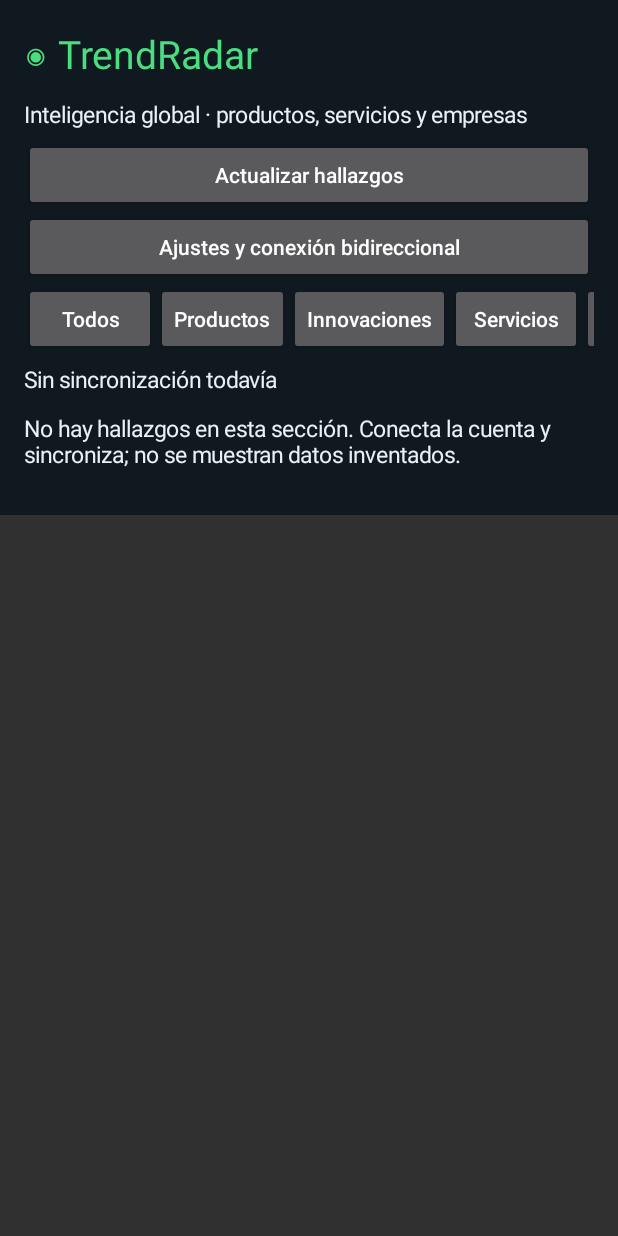
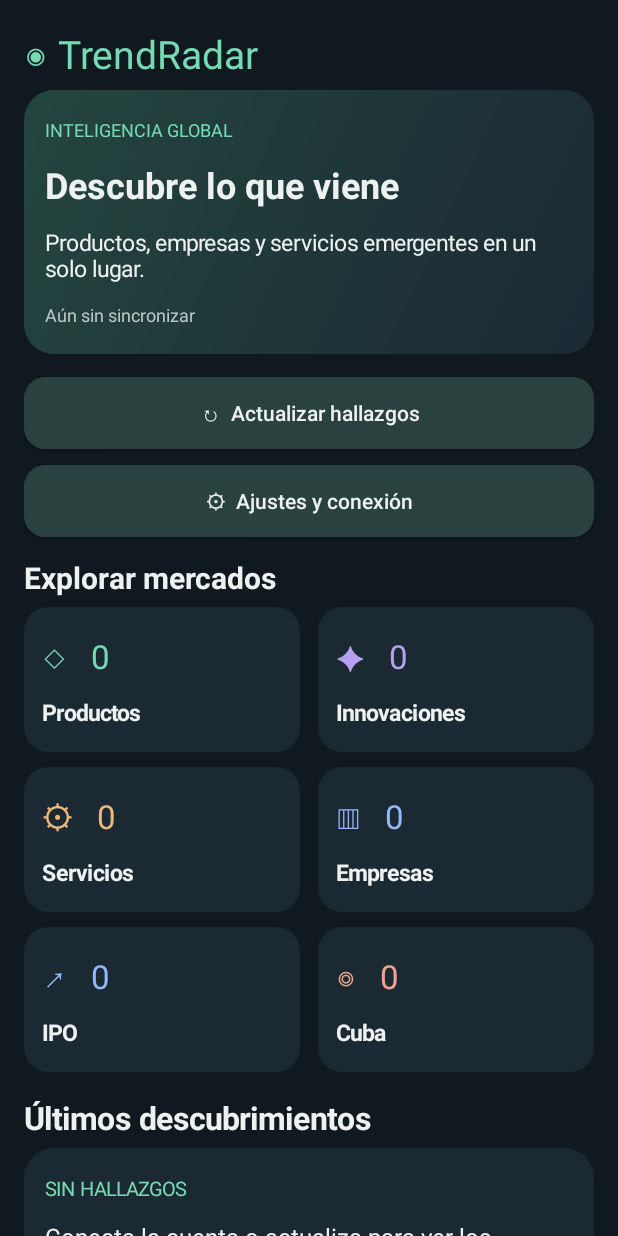
Before and after one commit to angeljo0801/Vigilante, an Android app: the screen it shows after launch (MainActivity), on a phone screen of 412 x 824 dp. Run offline under Robolectric (Android 15) with nearby library versions, the phone set to English and light mode, and no system bars; pictures from the network do not load; 1 statement that could not run was skipped.

Commit message:
Redesign dashboard with illustrated cards, photo previews and finding deep links

```diff
--- a/trendradar/app/src/main/java/com/trendradar/app/MainActivity.java
+++ b/trendradar/app/src/main/java/com/trendradar/app/MainActivity.java
@@ -3,6 +3,8 @@ import android.app.*;
 import android.os.*;
 import android.content.*;
 import android.graphics.Color;
+import android.graphics.Typeface;
+import android.graphics.drawable.GradientDrawable;
 import android.net.Uri;
 import android.view.*;
 import android.widget.*;
@@ -11,22 +13,32 @@ import org.json.*;
 import java.util.*;
 public class MainActivity extends Activity {
  LinearLayout root; String category="Todos"; boolean busy=false;
- final int bg=Color.rgb(16,24,32),green=Color.rgb(74,222,128),light=Color.rgb(234,240,245);
+ final int bg=0xff101820,green=0xff75dab3,light=0xffedf1f0;
  String[] categories={"Todos","Productos","Innovaciones","Servicios","Empresas","IPO","Cuba"};
- public void onCreate(Bundle b){super.onCreate(b);getWindow().setStatusBarColor(bg);getWindow().setNavigationBarColor(bg);if(Build.VERSION.SDK_INT>=33&&checkSelfPermission("android.permission.POST_NOTIFICATIONS")!=android.content.pm.PackageManager.PERMISSION_GRANTED)requestPermissions(new String[]{"android.permission.POST_NOTIFICATIONS"},1);RadarWorker.schedule(this);home();}
+ public void onCreate(Bundle b){super.onCreate(b);getWindow().setStatusBarColor(bg);getWindow().setNavigationBarColor(bg);if(Build.VERSION.SDK_INT>=33&&checkSelfPermission("android.permission.POST_NOTIFICATIONS")!=android.content.pm.PackageManager.PERMISSION_GRANTED)requestPermissions(new String[]{"android.permission.POST_NOTIFICATIONS"},1);RadarWorker.schedule(this);openIntent(getIntent());}
+ @Override protected void onNewIntent(Intent i){super.onNewIntent(i);setIntent(i);openIntent(i);}
+ void openIntent(Intent i){String id=i==null?null:i.getStringExtra("finding_id");if(id!=null)try{JSONArray a=Store.feed(this).getJSONArray("items");for(int x=0;x<a.length();x++){JSONObject o=a.getJSONObject(x);if(id.equals(o.optString("id"))){detail(o);return;}}}catch(Exception ignored){}home();}
  int dp(int n){return (int)(n*getResources().getDisplayMetrics().density+.5);}
  TextView text(String s,int size){TextView v=new TextView(this);v.setText(s);v.setTextSize(size);v.setTextColor(light);v.setPadding(0,dp(6),0,dp(6));return v;}
  void start(String title){ScrollView scroll=new ScrollView(this);root=new LinearLayout(this);root.setOrientation(1);root.setPadding(dp(16),dp(12),dp(16),dp(24));root.setBackgroundColor(bg);scroll.addView(root);setContentView(scroll);TextView t=text(title,26);t.setTextColor(green);root.addView(t);}
+ GradientDrawable round(int color,int radius){GradientDrawable d=new GradientDrawable();d.setColor(color);d.setCornerRadius(dp(radius));return d;}
+ LinearLayout panel(){LinearLayout p=new LinearLayout(this);p.setOrientation(1);p.setPadding(dp(14),dp(12),dp(14),dp(12));p.setBackground(round(0xff1b2933,20));LinearLayout.LayoutParams lp=new LinearLayout.LayoutParams(-1,-2);lp.setMargins(0,0,0,dp(12));root.addView(p,lp);return p;}
+ TextView sub(String s,int size,int color){TextView t=text(s,size);t.setTextColor(color);return t;}
+ TextView strong(String s,int size){TextView t=text(s,size);t.setTypeface(Typeface.DEFAULT,Typeface.BOLD);return t;}
  void label(String s){root.addView(text(s,15));}
- void button(String s,Runnable fn){Button b=new Button(this);b.setText(s);b.setAllCaps(false);b.setOnClickListener(v->fn.run());root.addView(b);}
+ void section(String title,String content){LinearLayout p=panel();p.addView(sub(title,13,green));p.addView(text(content,16));}
+ ImageView cover(JSONObject item,int height){ImageView im=new ImageView(this);im.setScaleType(ImageView.ScaleType.CENTER_CROP);im.setBackground(round(0xff23323c,14));im.setClipToOutline(true);im.setLayoutParams(new LinearLayout.LayoutParams(-1,dp(height)));im.setContentDescription("Imagen de "+item.optString("name"));RadarImages.show(this,im,item);return im;}
+ void finding(JSONObject o){LinearLayout p=panel();p.addView(cover(o,176));String cat=o.optString("category");p.addView(sub(RadarImages.symbol(cat)+"  "+cat+"  ·  "+o.optString("country")+"  ·  "+o.optString("date"),12,RadarImages.accent(cat)));p.addView(strong(o.optString("name","Hallazgo"),19));TextView desc=text(o.optString("summary"),14);desc.setMaxLines(3);desc.setEllipsize(android.text.TextUtils.TruncateAt.END);p.addView(desc);p.addView(sub("Explorar oportunidad  →",14,green));p.setOnClickListener(v->detail(o));p.setFocusable(true);}
+ void filters(JSONArray a){String[] names={"Productos","Innovaciones","Servicios","Empresas","IPO","Cuba"};for(int j=0;j<names.length;j+=2){LinearLayout row=new LinearLayout(this);row.setOrientation(0);root.addView(row);for(int k=j;k<j+2;k++){String name=names[k];int count=0;for(int i=0;i<a.length();i++){JSONObject o=a.optJSONObject(i);if(o!=null&&name.equalsIgnoreCase(o.optString("category")))count++;}LinearLayout tile=new LinearLayout(this);tile.setOrientation(1);tile.setPadding(dp(12),dp(11),dp(12),dp(10));tile.setBackground(round(category.equals(name)?0xff304b49:0xff1b2933,16));LinearLayout.LayoutParams lp=new LinearLayout.LayoutParams(0,-2,1);lp.setMargins(k==j?0:dp(6),0,k==j?dp(6):0,dp(10));row.addView(tile,lp);tile.addView(sub(RadarImages.symbol(name)+"   "+count,22,RadarImages.accent(name)));tile.addView(strong(name,15));tile.setOnClickListener(v->{category=name;home();});}}}
+
+ void button(String s,Runnable fn){Button b=new Button(this);b.setText(s);b.setAllCaps(false);b.setTextColor(light);b.setBackground(round(0xff29413f,14));LinearLayout.LayoutParams lp=new LinearLayout.LayoutParams(-1,dp(48));lp.setMargins(0,dp(3),0,dp(7));root.addView(b,lp);b.setOnClickListener(v->fn.run());}
  EditText input(String title,String val,boolean number){label(title);EditText e=new EditText(this);e.setTextColor(light);e.setText(val);if(number)e.setInputType(InputType.TYPE_CLASS_NUMBER|InputType.TYPE_NUMBER_FLAG_DECIMAL);root.addView(e);return e;}
  void message(String s){Toast.makeText(this,s,Toast.LENGTH_LONG).show();}
- void home(){start("◉ TrendRadar");label("Inteligencia global · productos, servicios y empresas");button("Actualizar hallazgos",()->refresh());button("Ajustes y conexión bidireccional",()->settings());
- HorizontalScrollView h=new HorizontalScrollView(this);LinearLayout bar=new LinearLayout(this);for(String k:categories){Button b=new Button(this);b.setText(k);b.setAllCaps(false);b.setOnClickListener(v->{category=k;home();});bar.addView(b);}h.addView(bar);root.addView(h);
- long last=Store.prefs(this).getLong("last",0);label(last==0?"Sin sincronización todavía":"Última sincronización: "+new java.text.DateFormatSymbols().getMonths()[Calendar.getInstance().get(Calendar.MONTH)]+" · "+new java.util.Date(last));String err=Store.prefs(this).getString("error","");if(!err.isEmpty())label("Estado: "+err);
- try{JSONObject f=Store.feed(this);JSONArray a=f.getJSONArray("items");int n=0;for(int i=0;i<a.length();i++){JSONObject item=a.getJSONObject(i);if(!category.equals("Todos")&&!category.equalsIgnoreCase(item.optString("category")))continue;n++;String title=item.optString("name","Hallazgo");button(title+"\n"+item.optString("category")+" · "+item.optString("country")+" · "+item.optString("date"),()->detail(item));}if(n==0)label("No hay hallazgos en esta sección. Conecta la cuenta y sincroniza; no se muestran datos inventados.");}catch(Exception e){label("No se pudo leer el feed.");}}
+ void home(){start("◉ TrendRadar");LinearLayout hero=panel();hero.setBackground(new GradientDrawable(GradientDrawable.Orientation.TL_BR,new int[]{0xff24453f,0xff1b2933}){{setCornerRadius(dp(20));}});hero.addView(sub("INTELIGENCIA GLOBAL",12,green));hero.addView(strong("Descubre lo que viene",24));hero.addView(text("Productos, empresas y servicios emergentes en un solo lugar.",15));long last=Store.prefs(this).getLong("last",0);hero.addView(sub(last==0?"Aún sin sincronizar":"Actualizado · "+new java.text.SimpleDateFormat("dd MMM · HH:mm",Locale.getDefault()).format(new java.util.Date(last)),12,0xffb7c9c4));button("↻  Actualizar hallazgos",()->refresh());button("⚙  Ajustes y conexión",()->settings());
+ String err=Store.prefs(this).getString("error","");if(!err.isEmpty())label("Estado: "+err);
+ try{JSONArray a=Store.feed(this).getJSONArray("items");root.addView(strong("Explorar mercados",20));filters(a);if(!category.equals("Todos"))button("Ver todos los hallazgos",()->{category="Todos";home();});root.addView(strong(category.equals("Todos")?"Últimos descubrimientos":category,21));int n=0;for(int i=0;i<a.length();i++){JSONObject item=a.getJSONObject(i);if(!category.equals("Todos")&&!category.equalsIgnoreCase(item.optString("category")))continue;finding(item);n++;}if(n==0)section("SIN HALLAZGOS","Conecta la cuenta o actualiza para ver los resultados de esta sección.");}catch(Exception e){label("No se pudo leer el feed.");}}
  void refresh(){if(busy)return;busy=true;message("Sincronizando…");new Thread(()->{try{int n=Store.sync(this);runOnUiThread(()->{busy=false;home();message(n+" nuevos hallazgos");});}catch(Exception e){runOnUiThread(()->{busy=false;message(e.getMessage());});}}).start();}
- void detail(JSONObject o){start(o.optString("name"));button("← Volver",()->home());label(o.optString("category")+" · "+o.optString("country")+" · "+o.optString("date"));label(o.optString("summary","Sin descripción"));label("Evidencia\n"+o.optString("evidence","Sin datos verificados"));label("Oportunidad\n"+o.optString("opportunity","Pendiente de análisis"));label("Riesgos\n"+o.optString("risks","Sin evaluación"));label("Siguiente paso\n"+o.optString("validation","Validar antes de invertir."));JSONArray sources=o.optJSONArray("sources");if(sources!=null)for(int i=0;i<sources.length();i++){String url=sources.optString(i);if(url.startsWith("https://")||url.startsWith("http://"))button("Abrir fuente "+(i+1),()->{try{startActivity(new Intent(Intent.ACTION_VIEW,Uri.parse(url)));}catch(Exception e){message("No se pudo abrir el enlace");}});}
+ void detail(JSONObject o){start(o.optString("name"));button("← Volver",()->home());root.addView(cover(o,224));label(o.optString("category")+" · "+o.optString("country")+" · "+o.optString("date"));section("DESCRIPCIÓN",o.optString("summary","Sin descripción"));section("EVIDENCIA",o.optString("evidence","Sin datos verificados"));section("OPORTUNIDAD",o.optString("opportunity","Pendiente de análisis"));section("RIESGOS",o.optString("risks","Sin evaluación"));section("SIGUIENTE PASO",o.optString("validation","Validar antes de invertir."));JSONArray sources=o.optJSONArray("sources");if(sources!=null)for(int i=0;i<sources.length();i++){String url=sources.optString(i);if(url.startsWith("https://")||url.startsWith("http://"))button("Abrir fuente "+(i+1),()->{try{startActivity(new Intent(Intent.ACTION_VIEW,Uri.parse(url)));}catch(Exception e){message("No se pudo abrir el enlace");}});}
  button("Analizar oportunidad · calculadora",()->calculator(o));}
  double num(EditText e){try{double n=Double.parseDouble(e.getText().toString());return Double.isFinite(n)&&n>=0?n:0;}catch(Exception x){return 0;}}
  String money(double x){return String.format(Locale.US,"$%,.2f",x);}
```
